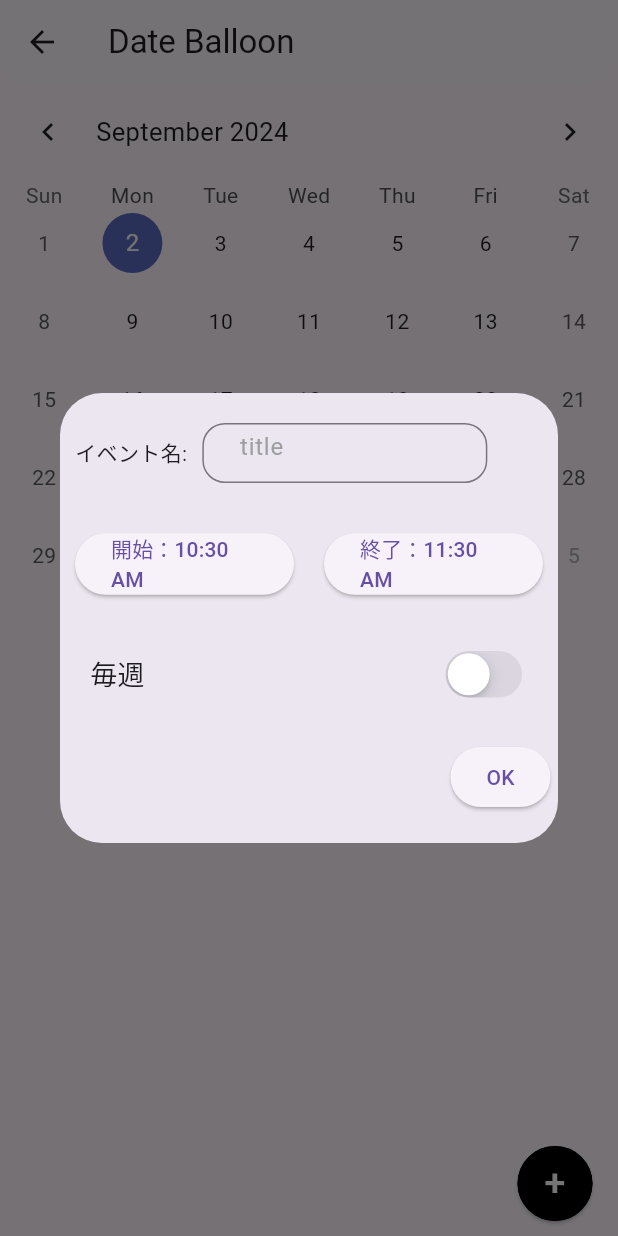
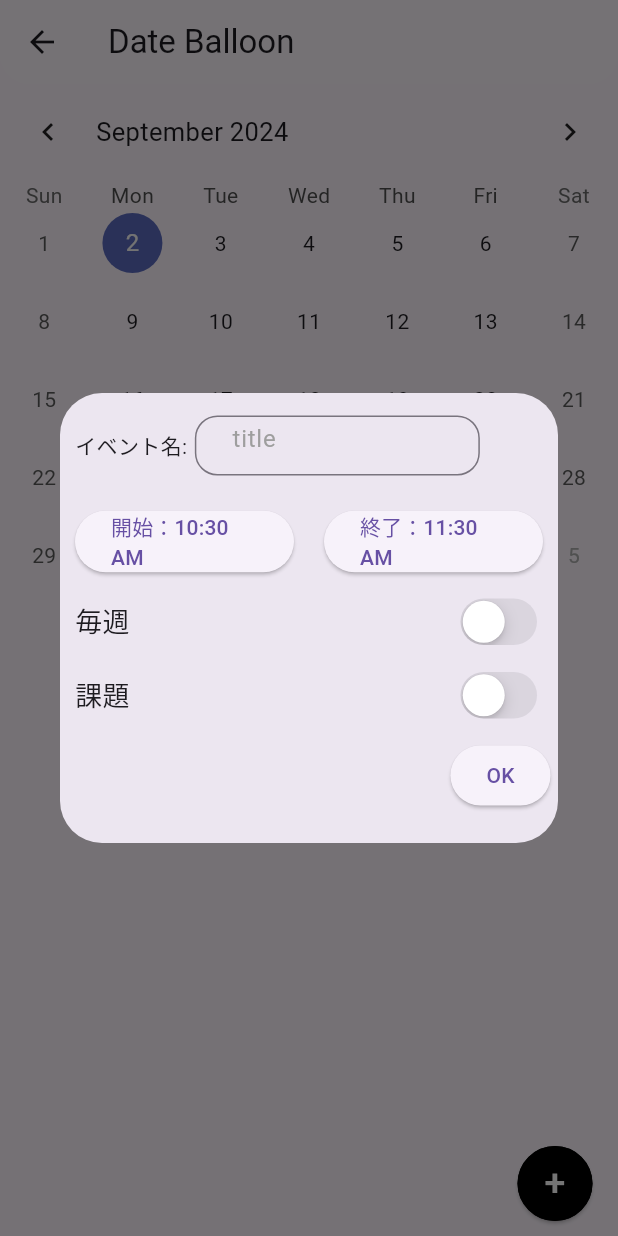
Before and after one commit to kami5kaze/mytodoapp, a Flutter app: the CalenderPage screen opened directly, after a tap on an icon or button, on a phone screen of 412 x 824 dp. Run offline on Flutter 3.47's test engine with Material 3 defaults, Android fonts, the phone set to English and light mode, and no system bars; drawn by our look-alikes of table_calendar; our stand-ins replace auto_size_text, firebase_core, flutter_hooks, flutter_riverpod, persistent_bottom_nav_bar; accounts and stored records are empty.

Commit message:
feat:課題判定のスイッチ追加

```diff
--- a/dateballon/lib/calender.dart
+++ b/dateballon/lib/calender.dart
@@ -36,6 +36,7 @@ class _CalenderPageState extends State<CalenderPage> {
     if (_eventList[_focusedDay] != null) {
       _eventList[_focusedDay]!.add(event);
       //開始時間が被っている時のエラーダイアログ
+      //毎週の予定の場合
     } else {
       _eventList[_focusedDay] = [event];
     }
--- a/dateballon/lib/components/event.dart
+++ b/dateballon/lib/components/event.dart
@@ -5,11 +5,13 @@ class Event {
   final TimeOfDay start;
   final TimeOfDay end;
   final bool isWeekly;
+  final bool isKadai;
 
   Event({
     required this.title,
     required this.start,
     required this.end,
     this.isWeekly = false,
+    this.isKadai = false,
   });
 }
--- a/dateballon/lib/components/eventAddDialog.dart
+++ b/dateballon/lib/components/eventAddDialog.dart
@@ -17,8 +17,13 @@ class AddDialog extends HookWidget {
       TimeOfDay(hour: startTime.value.hour + 1, minute: startTime.value.minute),
     );
     final value = useState(false);
-    void onChanged(bool newValue) {
+    final kadai = useState(false);
+    void onWeekChanged(bool newValue) {
       value.value = newValue;
+    }
+
+    void onKadaiChanged(bool newValue) {
+      kadai.value = newValue;
     }
 
     Future<TimeOfDay?> pickTimer(
@@ -44,7 +49,7 @@ class AddDialog extends HookWidget {
                   //タイトル
                   Text('イベント名:'),
                   Padding(
-                    padding: EdgeInsets.all(10),
+                    padding: EdgeInsets.all(5),
                     child: Container(
                       width: 190,
                       height: 40,
@@ -73,7 +78,7 @@ class AddDialog extends HookWidget {
                 //コンポーネント化
                 Expanded(
                   child: Padding(
-                    padding: EdgeInsets.all(10),
+                    padding: EdgeInsets.symmetric(horizontal: 10, vertical: 5),
                     child: ElevatedButton(
                       onPressed: () async {
                         final selectedSTime =
@@ -88,7 +93,7 @@ class AddDialog extends HookWidget {
                 ),
                 Expanded(
                   child: Padding(
-                    padding: EdgeInsets.all(10),
+                    padding: EdgeInsets.symmetric(horizontal: 10, vertical: 5),
                     child: ElevatedButton(
                       onPressed: () async {
                         final selectedETime =
@@ -104,14 +109,27 @@ class AddDialog extends HookWidget {
               ],
             ),
             Padding(
-              padding: EdgeInsets.all(20),
+              padding: EdgeInsets.symmetric(horizontal: 10, vertical: 5),
               child: Row(
                 mainAxisAlignment: MainAxisAlignment.spaceBetween,
                 children: [
                   Text('毎週', style: TextStyle(fontSize: 18)),
                   CupertinoSwitch(
-                    onChanged: onChanged,
+                    onChanged: onWeekChanged,
                     value: value.value,
+                  ),
+                ],
+              ),
+            ),
+            Padding(
+              padding: EdgeInsets.symmetric(horizontal: 10, vertical: 5),
+              child: Row(
+                mainAxisAlignment: MainAxisAlignment.spaceBetween,
+                children: [
+                  Text('課題', style: TextStyle(fontSize: 18)),
+                  CupertinoSwitch(
+                    onChanged: onKadaiChanged,
+                    value: kadai.value,
                   ),
                 ],
               ),
@@ -129,6 +147,7 @@ class AddDialog extends HookWidget {
                       start: startTime.value,
                       end: endTime.value,
                       isWeekly: value.value,
+                      isKadai: kadai.value,
                     );
                     onAddEvent(event);
                     Navigator.of(context).pop();
```
